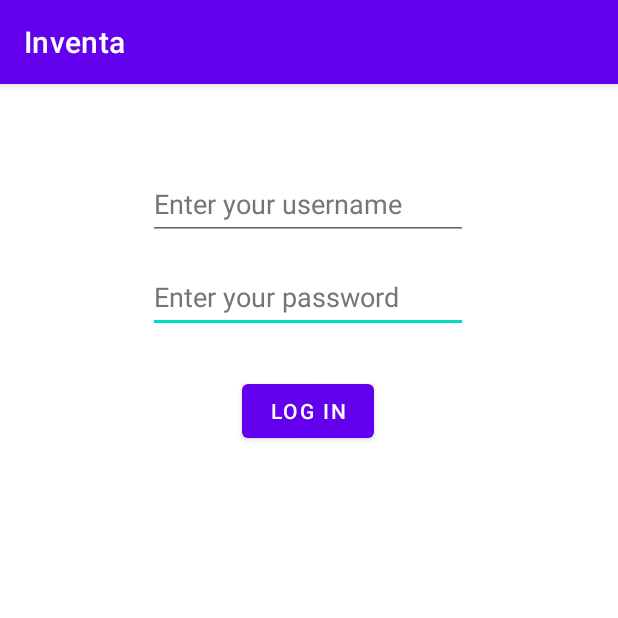
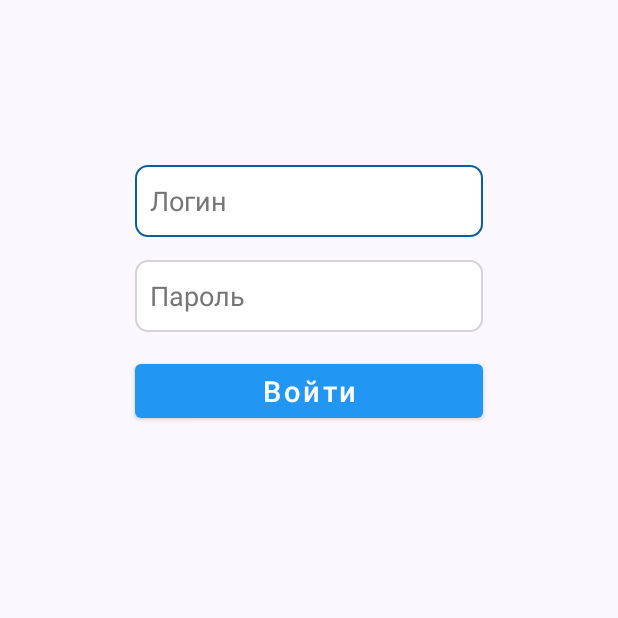
Before and after one commit to RubberTeam/InventaApp, an Android app: the screen it shows after launch (LoginActivity), on a phone screen of 412 x 824 dp, the top half of it. Run offline under Robolectric (Android 15) with nearby library versions, the phone set to English and light mode, and no system bars; our stand-ins replace Dagger/Hilt's generated code.

Commit message:
Design login page

```diff
--- /dev/null
+++ b/app/src/main/res/drawable/custom_edittext.xml
@@ -0,0 +1,20 @@
+<?xml version="1.0" encoding="utf-8"?>
+<selector xmlns:android="http://schemas.android.com/apk/res/android">
+
+    <item android:state_enabled="true" android:state_focused="true">
+        <shape android:shape="rectangle">
+            <solid android:color="@color/white" />
+            <corners android:radius="8dp"/>
+            <stroke android:color="@color/blue2" android:width="1dp"/>
+        </shape>
+    </item>
+
+    <item android:state_enabled="true">
+        <shape android:shape="rectangle">
+            <solid android:color="@color/white" />
+            <corners android:radius="8dp"/>
+            <stroke android:color="@color/grey" android:width="1dp"/>
+        </shape>
+    </item>
+
+</selector>
--- a/app/src/main/res/layout/activity_login.xml
+++ b/app/src/main/res/layout/activity_login.xml
@@ -1,54 +1,56 @@
 <?xml version="1.0" encoding="utf-8"?>
-<androidx.constraintlayout.widget.ConstraintLayout xmlns:android="http://schemas.android.com/apk/res/android"
-    xmlns:app="http://schemas.android.com/apk/res-auto"
+<RelativeLayout xmlns:android="http://schemas.android.com/apk/res/android"
     xmlns:tools="http://schemas.android.com/tools"
     android:layout_width="match_parent"
     android:layout_height="match_parent"
+    android:background="@color/background_almost_white"
     tools:context=".activities.LoginActivity">
+
+
+    <EditText
+        android:id="@+id/editTextLogin"
+        android:layout_width="match_parent"
+        android:layout_height="wrap_content"
+        android:layout_marginHorizontal="90sp"
+        android:layout_marginTop="110sp"
+        android:background="@drawable/custom_edittext"
+        android:paddingStart="10dp"
+        android:hint="@string/hint_username"
+        android:inputType="textPersonName"
+        android:minHeight="48dp"
+
+        android:textColorHint="@color/hint_text"
+        tools:ignore="RtlSymmetry" />
+
+    <EditText
+        android:id="@+id/editTextPassword"
+        android:layout_width="match_parent"
+        android:layout_height="wrap_content"
+        android:layout_below="@+id/editTextLogin"
+        android:layout_marginHorizontal="90sp"
+        android:layout_marginTop="15sp"
+        android:background="@drawable/custom_edittext"
+        android:hint="@string/hint_password"
+        android:inputType="textPassword"
+        android:minHeight="48dp"
+        android:paddingStart="10dp"
+
+        android:textColorHint="@color/hint_text"
+        tools:ignore="RtlSymmetry" />
 
     <Button
         android:id="@+id/btnLogin"
-        android:layout_width="wrap_content"
+        android:layout_width="match_parent"
         android:layout_height="wrap_content"
+        android:layout_below="@+id/editTextPassword"
+
+        android:layout_marginHorizontal="90sp"
+        android:layout_marginTop="15sp"
+        android:fontFamily="sans-serif-medium"
         android:text="@string/button_login"
-        app:layout_constraintBottom_toBottomOf="parent"
-        app:layout_constraintEnd_toEndOf="parent"
-        app:layout_constraintHorizontal_bias="0.498"
-        app:layout_constraintStart_toStartOf="parent"
-        app:layout_constraintTop_toTopOf="parent"
-        app:layout_constraintVertical_bias="0.269" />
+        android:textAllCaps="false"
 
-    <EditText
-        android:id="@+id/editTextPassword"
-        android:layout_width="wrap_content"
-        android:layout_height="wrap_content"
-        android:layout_marginBottom="28dp"
-        android:ems="10"
-        android:hint="@string/hint_password"
-        android:inputType="textPassword"
-        android:minHeight="48dp"
-        android:textColorHint="#757575"
-        app:layout_constraintBottom_toTopOf="@+id/btnLogin"
-        app:layout_constraintEnd_toEndOf="parent"
-        app:layout_constraintHorizontal_bias="0.497"
-        app:layout_constraintStart_toStartOf="parent"
-        app:layout_constraintTop_toBottomOf="@+id/editTextLogin"
-        app:layout_constraintVertical_bias="1.0" />
+        android:textColor="@color/white"
+        android:textSize="19sp" />
 
-    <EditText
-        android:id="@+id/editTextLogin"
-        android:layout_width="wrap_content"
-        android:layout_height="wrap_content"
-        android:layout_marginTop="56dp"
-        android:ems="10"
-        android:hint="@string/hint_username"
-        android:inputType="textPersonName"
-        android:minHeight="48dp"
-        android:textColorHint="#757575"
-        app:layout_constraintBottom_toTopOf="@+id/btnLogin"
-        app:layout_constraintEnd_toEndOf="parent"
-        app:layout_constraintHorizontal_bias="0.497"
-        app:layout_constraintStart_toStartOf="parent"
-        app:layout_constraintTop_toTopOf="parent"
-        app:layout_constraintVertical_bias="0.0" />
-</androidx.constraintlayout.widget.ConstraintLayout>
+</RelativeLayout>
--- a/app/src/main/res/values-night/themes.xml
+++ b/app/src/main/res/values-night/themes.xml
@@ -1,8 +1,8 @@
 <resources xmlns:tools="http://schemas.android.com/tools">
     <!-- Base application theme. -->
-    <style name="Theme.Inventa" parent="Theme.MaterialComponents.DayNight.DarkActionBar">
+    <style name="Theme.Inventa" parent="Theme.MaterialComponents.DayNight.NoActionBar">
         <!-- Primary brand color. -->
-        <item name="colorPrimary">@color/purple_200</item>
+        <item name="colorPrimary">@color/blue_button</item>
         <item name="colorPrimaryVariant">@color/purple_700</item>
         <item name="colorOnPrimary">@color/black</item>
         <!-- Secondary brand color. -->
--- a/app/src/main/res/values/colors.xml
+++ b/app/src/main/res/values/colors.xml
@@ -7,4 +7,26 @@
     <color name="teal_700">#FF018786</color>
     <color name="black">#FF000000</color>
     <color name="white">#FFFFFFFF</color>
+
+<!--    Design colors-->
+    <color name="blue_button">#FF2196F3</color>
+    <color name="background_almost_white">#FAF7FF</color>
+    <color name="hint_text">#757575</color>
+
+    <color name="blue1">#2198F3</color>
+    <color name="blue2">#0B5E9E</color>
+    <color name="blue3">#4083B6</color>
+    <color name="blue4">#58B3F9</color>
+    <color name="blue5">#83C6F9</color>
+
+    <color name="yellow1">#BF863B</color>
+    <color name="brown">#A66106</color>
+    <color name="yellow2">#FF9A13</color>
+    <color name="yellow3">#FFB34E</color>
+    <color name="yellow4">#FFC87D</color>
+    <color name="yellow5">#F5AF19</color>
+
+
+    <color name="grey">#D5D2D9</color>
+
 </resources>
--- a/app/src/main/res/values/strings.xml
+++ b/app/src/main/res/values/strings.xml
@@ -1,7 +1,7 @@
 <resources>
     <string name="app_name">Inventa</string>
-    <string name="button_login">Log in</string>
-    <string name="hint_password">Enter your password</string>
-    <string name="hint_username">Enter your username</string>
+    <string name="button_login">Войти</string>
+    <string name="hint_username">  Логин</string>
+    <string name="hint_password">  Пароль</string>
     <string name="button_scan_text">Scan</string>
 </resources>
--- a/app/src/main/res/values/themes.xml
+++ b/app/src/main/res/values/themes.xml
@@ -1,9 +1,9 @@
 <resources xmlns:tools="http://schemas.android.com/tools">
     <!-- Base application theme. -->
-    <style name="Theme.Inventa" parent="Theme.MaterialComponents.DayNight.DarkActionBar">
+    <style name="Theme.Inventa" parent="Theme.MaterialComponents.DayNight.NoActionBar">
         <!-- Primary brand color. -->
-        <item name="colorPrimary">@color/purple_500</item>
-        <item name="colorPrimaryVariant">@color/purple_700</item>
+        <item name="colorPrimary">@color/blue_button</item>
+        <item name="colorPrimaryVariant">@color/blue2</item>
         <item name="colorOnPrimary">@color/white</item>
         <!-- Secondary brand color. -->
         <item name="colorSecondary">@color/teal_200</item>
```
